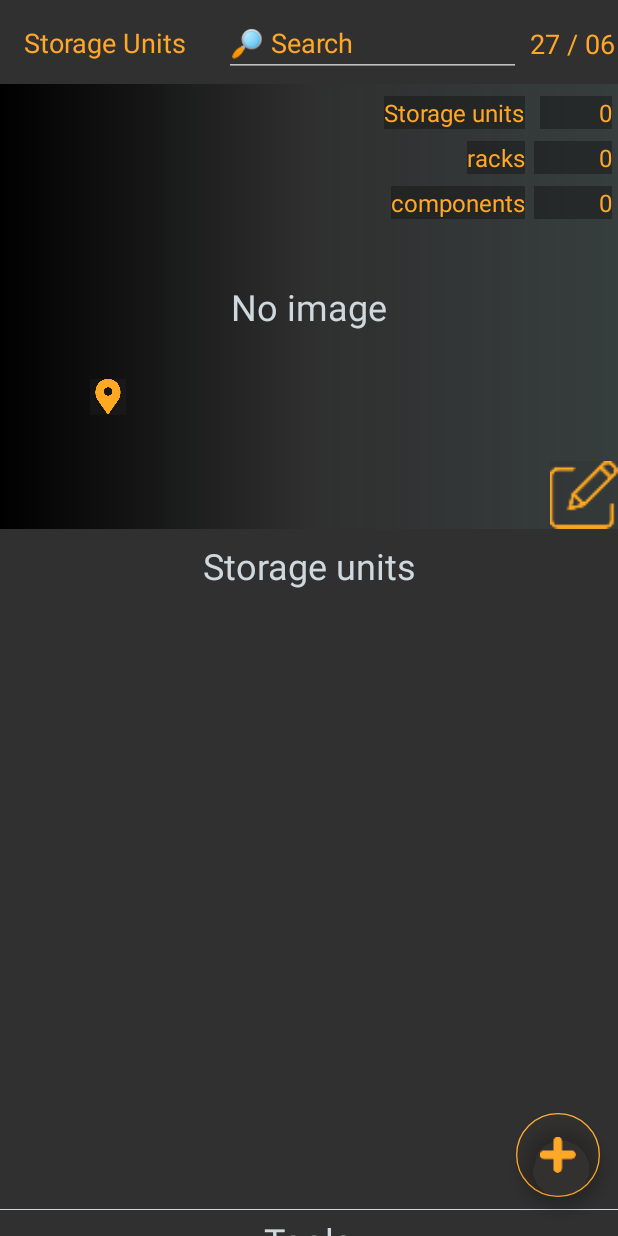
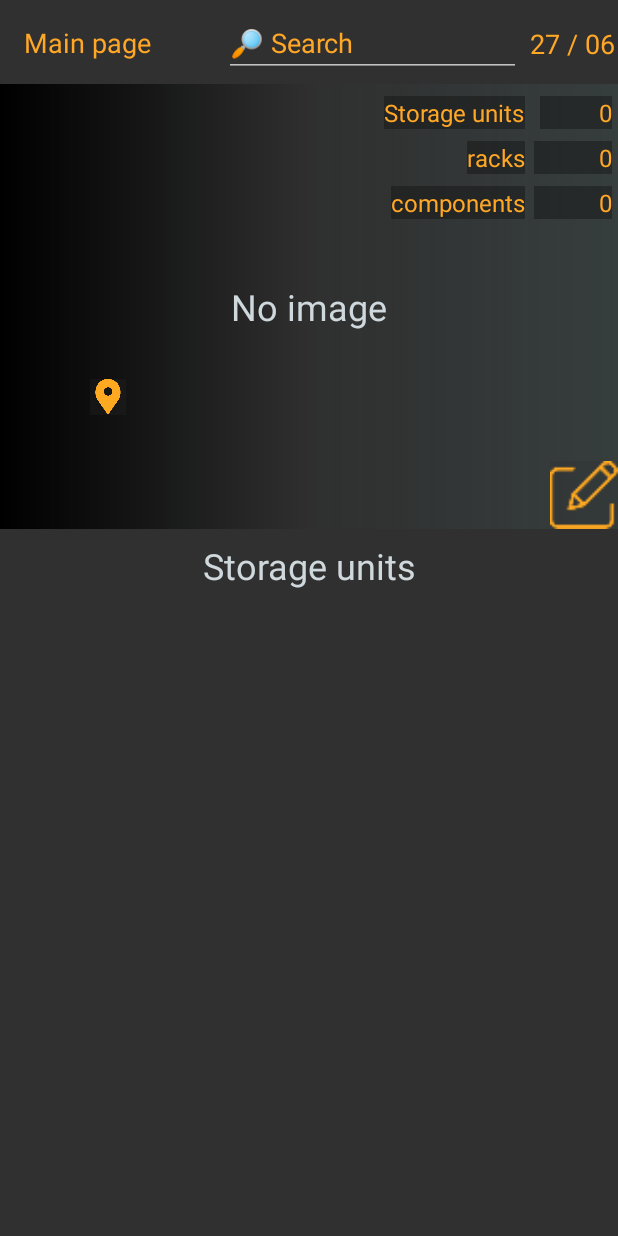
Before and after one commit to MwBakker/Digital-Storage, an Android app: the StorageOverViewActivity screen opened directly, with no data from a screen before it, on a phone screen of 412 x 824 dp. Run offline under Robolectric (Android 15) with nearby library versions, the phone set to English and light mode, and no system bars; our stand-ins replace Room's generated code, data binding; libraries missing offline, so code that uses them is left out: java.lang; 1 statement that could not run was skipped.

Commit message:
threading corrections up to RackOverView. ComponentOverView current WIP

```diff
--- a/app/src/main/java/com/mwb/digitalstorage/StorageOverViewActivity.java
+++ b/app/src/main/java/com/mwb/digitalstorage/StorageOverViewActivity.java
@@ -20,7 +20,6 @@ import androidx.lifecycle.ViewModelProviders;
 public class StorageOverViewActivity extends BaseActivity
 {
     private StorageOverViewViewModel storageOverViewVM;
-    private StorageListAdapter storageListAdapter;
 
 
     @Override
@@ -32,9 +31,9 @@ public class StorageOverViewActivity extends BaseActivity
         StorageCmdHandler mainViewCmdHandler = storageCmdHandler();
 
         // viewModels
-        ToolbarViewModel toolbarVM = new ToolbarViewModel("Storage Units");
+        ToolbarViewModel toolbarVM = new ToolbarViewModel("Main page");
         storageOverViewVM = ViewModelProviders.of(this).get(StorageOverViewViewModel.class);
-        storageOverViewVM.getUiCompany(retrieveCompanyCmdHandler());
+        storageOverViewVM.getUICompanyFromDB(retrieveCompanyCmdHandler());
 
         // bindings
         ActivityStorageOverviewBinding binding = DataBindingUtil.setContentView(this, R.layout.activity_storage_overview);
@@ -46,9 +45,8 @@ public class StorageOverViewActivity extends BaseActivity
         // adapter
         storageOverViewVM.getStorageUnits().observe(this, storageUnits ->
         {
-            storageListAdapter = new StorageListAdapter(storageUnits, mainViewCmdHandler);
-            binding.setStorageListAdapter(storageListAdapter);
-            storageOverViewVM.setStorageUnitCountings(storageUnits);
+            binding.setStorageListAdapter(new StorageListAdapter(storageUnits, mainViewCmdHandler));
+            storageOverViewVM.setStorageUnitCountingProperties(storageUnits);
         });
     }
 
--- a/app/src/main/java/com/mwb/digitalstorage/database/BaseRepository.java
+++ b/app/src/main/java/com/mwb/digitalstorage/database/BaseRepository.java
@@ -9,12 +9,7 @@ import java.util.concurrent.Executors;
 public abstract class BaseRepository
 {
     private static DAO dao;
-    final Executor executor;
-
-    BaseRepository()
-    {
-        executor = Executors.newSingleThreadExecutor();
-    }
+    final Executor executor = Executors.newSingleThreadExecutor();
 
     public static void setDao(Application application)
     {
--- a/app/src/main/java/com/mwb/digitalstorage/database/CompanyRepository.java
+++ b/app/src/main/java/com/mwb/digitalstorage/database/CompanyRepository.java
@@ -2,10 +2,8 @@ package com.mwb.digitalstorage.database;
 
 import com.mwb.digitalstorage.command_handlers.CompanyCmdHandler;
 import com.mwb.digitalstorage.command_handlers.RetrieveCompanyCmdHandler;
-import com.mwb.digitalstorage.command_handlers.entity.RetrieveEntityCmdHandler;
 import com.mwb.digitalstorage.model.Company;
 import com.mwb.digitalstorage.modelUI.UICompany;
-import com.mwb.digitalstorage.modelUI.UIComponent;
 
 
 public class CompanyRepository extends BaseRepository
@@ -28,14 +26,15 @@ public class CompanyRepository extends BaseRepository
         executor.execute(() ->
         {
             Company company = getDao().getCompany();
-            UICompany uiCompany = new UICompany(company.id, company.getName(), company.getLocation(), company.getImgPath());
-            setCompanyUIElements(uiCompany);
+            UICompany uiCompany = new UICompany(company.id, company.getName(), company.getLocation(),
+                                                company.getImgPath());
+            setCompanyCountingElements(uiCompany);
             retrieveCompanyCmdHandler.companyRetrieved(uiCompany);
         });
     }
 
     //  sets the ui elements of the company
-    private void setCompanyUIElements(UICompany uiCompany)
+    private void setCompanyCountingElements(UICompany uiCompany)
     {
         uiCompany.setAmountOfStorages(getDao().getAmountOfStorageUnits());
         uiCompany.setAmountOfRacks(getDao().getAmountOfRacks());
--- a/app/src/main/java/com/mwb/digitalstorage/viewmodel/BaseViewModel.java
+++ b/app/src/main/java/com/mwb/digitalstorage/viewmodel/BaseViewModel.java
@@ -7,12 +7,6 @@ import androidx.lifecycle.ViewModel;
 
 public abstract class BaseViewModel extends ViewModel
 {
-    public final ImageProcessor imgProcessor;
-    public final RepositoryFactory repositoryFactory;
-
-    BaseViewModel()
-    {
-        imgProcessor = new ImageProcessor();
-        repositoryFactory = new RepositoryFactory();
-    }
+    public final ImageProcessor imgProcessor = new ImageProcessor();
+    public final RepositoryFactory repositoryFactory = new RepositoryFactory();
 }
--- a/app/src/main/java/com/mwb/digitalstorage/viewmodel/StorageOverViewViewModel.java
+++ b/app/src/main/java/com/mwb/digitalstorage/viewmodel/StorageOverViewViewModel.java
@@ -13,11 +13,14 @@ public class StorageOverViewViewModel extends BaseViewModel
     private UICompany uiCompany;
 
 
-    //  gets the involved company
-    public void getUiCompany(RetrieveCompanyCmdHandler retrieveCompanyCmdHandler)
+    //  gets the involved company from database
+    public void getUICompanyFromDB(RetrieveCompanyCmdHandler retrieveCompanyCmdHandler)
     {
        repositoryFactory.companyRepository.getUiCompany(retrieveCompanyCmdHandler);
     }
+
+    //  gets the involved uiCompany (XML binding)
+    public UICompany getUiCompany() { return uiCompany; }
 
     //  sets the involved company
     public void setUiCompany(UICompany uiCompany)
@@ -31,17 +34,10 @@ public class StorageOverViewViewModel extends BaseViewModel
         return repositoryFactory.storageRepository.getStorageUnits();
     }
 
-    //  sets all the countings belonging to the storage (like amount of racks)
-    public void setStorageUnitCountings(List<UIStorage> uiStorageUnits)
+    //  sets all the counting elements belonging to the storage (like amount of racks)
+    public void setStorageUnitCountingProperties(List<UIStorage> uiStorageUnits)
     {
-        repositoryFactory.storageRepository.setStorageUnitCountings(uiStorageUnits);
-    }
-
-    //  gets the involved uiCompany
-    public UICompany getUiCompany()
-    {
-        return uiCompany;
-        //return repositoryFactory.companyRepository.getUiCompany();
+        repositoryFactory.storageRepository.setStorageCountingProperties(uiStorageUnits);
     }
 
     //  saves the company edit
--- a/app/src/main/res/layout/activity_storage_overview.xml
+++ b/app/src/main/res/layout/activity_storage_overview.xml
@@ -249,7 +249,7 @@
                     android:layout_marginTop="15dp"
                     android:adapter="@{storageListAdapter}"
                     app:layoutManager="androidx.recyclerview.widget.GridLayoutManager"
-                    app:layout_constraintHeight_percent="0.575"
+                    app:layout_constraintHeight_percent="0.775"
                     app:layout_constraintLeft_toLeftOf="parent"
                     app:layout_constraintRight_toRightOf="parent"
                     app:layout_constraintTop_toBottomOf="@id/txt_storage_units"
@@ -267,51 +267,8 @@
                     android:src="@mipmap/add"
                     android:tint="@color/icon_color"
                     app:backgroundTint="@color/icon_color"
-                    app:layout_constraintRight_toRightOf="@+id/hr"
+                    app:layout_constraintRight_toRightOf="parent"
                     app:layout_constraintTop_toBottomOf="@+id/rv_storage_units" />
-
-                <View
-                    android:id="@+id/hr"
-                    style="@style/hr_white"
-                    android:layout_marginTop="8dp"
-                    app:layout_constraintLeft_toLeftOf="parent"
-                    app:layout_constraintRight_toRightOf="parent"
-                    app:layout_constraintTop_toBottomOf="@id/FAB_Storage" />
-
-                <TextView
-                    android:id="@+id/txt_tools"
-                    style="@style/wrap_content"
-                    android:layout_marginTop="4dp"
-                    android:text="@string/tools"
-                    app:layout_constraintLeft_toLeftOf="parent"
-                    app:layout_constraintRight_toRightOf="parent"
-                    app:layout_constraintTop_toBottomOf="@+id/hr" />
-
-                <Button
-                    android:id="@+id/btn_available"
-                    style="@style/btn_general"
-                    android:layout_width="0dp"
-                    android:layout_height="58dp"
-                    android:layout_margin="10dp"
-                    android:text="@string/available"
-                    android:textColor="@color/icon_color"
-                    android:textSize="18sp"
-                    app:layout_constraintLeft_toLeftOf="parent"
-                    app:layout_constraintTop_toBottomOf="@id/txt_tools"
-                    app:layout_constraintWidth_percent="0.45" />
-
-                <Button
-                    android:id="@+id/btn_lent"
-                    style="@style/btn_general"
-                    android:layout_width="0dp"
-                    android:layout_height="58dp"
-                    android:layout_margin="10dp"
-                    android:text="@string/lent"
-                    android:textColor="@color/icon_color"
-                    android:textSize="18sp"
-                    app:layout_constraintRight_toRightOf="parent"
-                    app:layout_constraintTop_toBottomOf="@id/txt_tools"
-                    app:layout_constraintWidth_percent="0.45" />
 
             </androidx.constraintlayout.widget.ConstraintLayout>
         </ScrollView>
```
Also changed, not shown: app/src/main/java/com/mwb/digitalstorage/RackOverViewActivity.java (+17 -1 lines), app/src/main/java/com/mwb/digitalstorage/database/ComponentRepository.java (+7 -12 lines), app/src/main/java/com/mwb/digitalstorage/database/RackRepository.java (+19 -3 lines), app/src/main/java/com/mwb/digitalstorage/database/StorageRepository.java (+20 -5 lines), app/src/main/java/com/mwb/digitalstorage/viewmodel/RackOverViewViewModel.java (+17 -12 lines).
